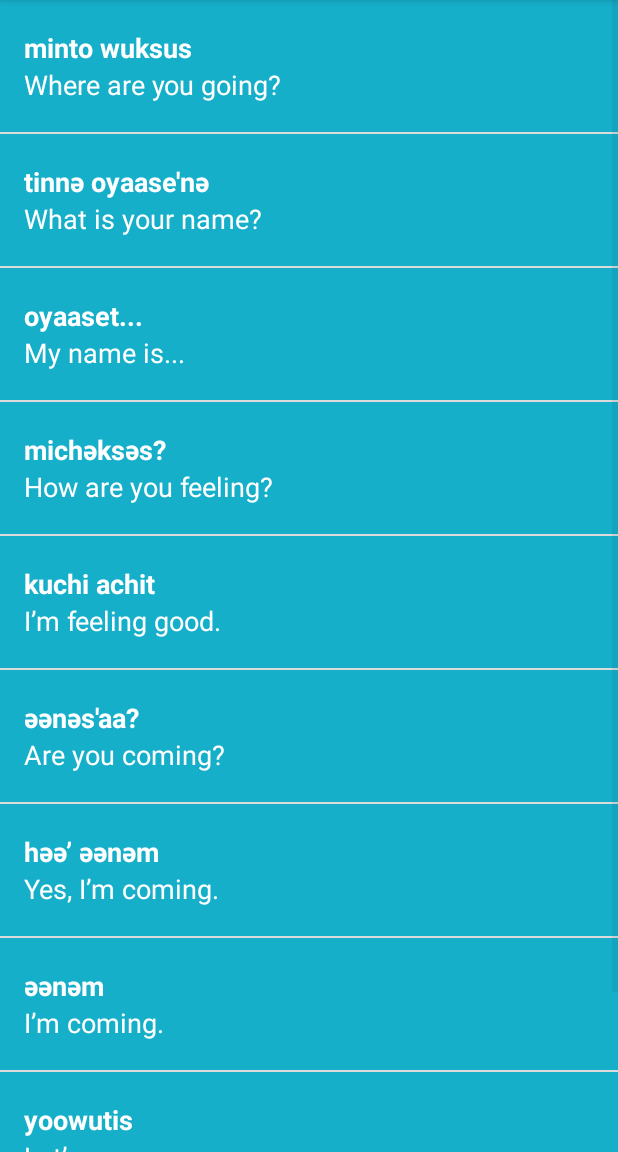
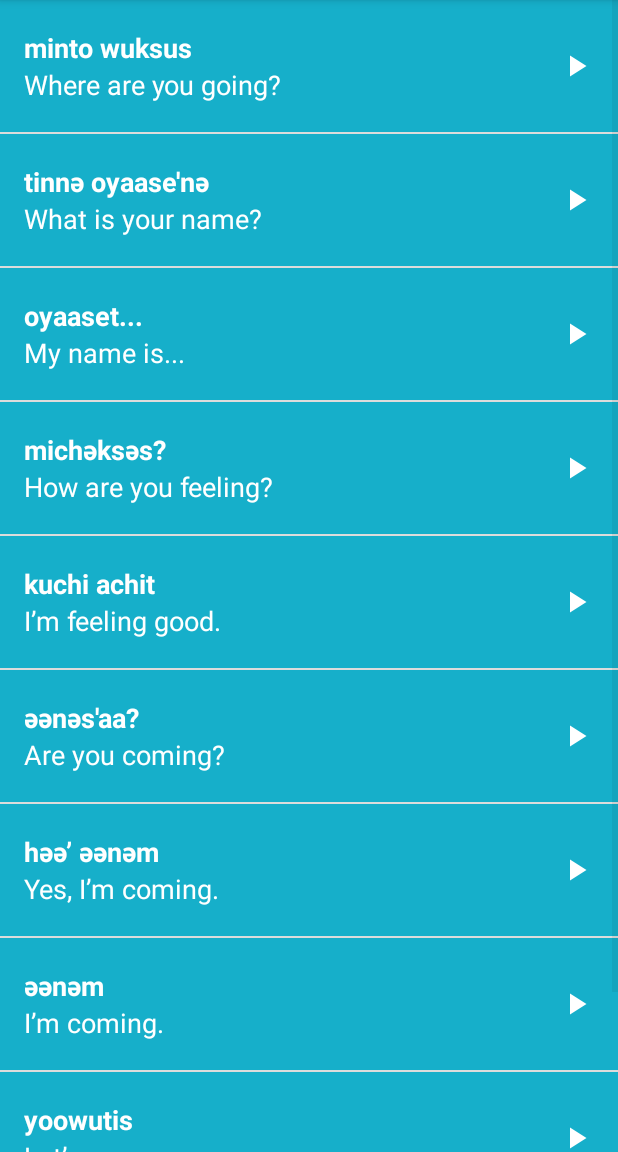
Before and after one commit to tachagon/Miwok, an Android app: the PhrasesActivity screen opened directly, with no data from a screen before it, on a phone screen of 412 x 824 dp, the part 84-1236 px from its top. Run offline under Robolectric (Android 15) with nearby library versions, the phone set to English and light mode, and no system bars.

Commit message:
Add Audio Icon to List Item Layout

```diff
--- a/app/src/main/java/com/example/android/miwok/WordAdapter.java
+++ b/app/src/main/java/com/example/android/miwok/WordAdapter.java
@@ -85,10 +85,10 @@ public class WordAdapter extends ArrayAdapter<Word> {
             wordImageView.setVisibility(View.GONE);
         }
 
-        // Find the View in the list_item.xml layout with the ID text_container
-        View textContainer = listItemView.findViewById(R.id.text_container);
-        // Set the background color of the text container view
-        textContainer.setBackgroundResource(this.colorResourceID);
+        // Find the View in the list_item.xml layout with the ID list_item
+        View listItem = listItemView.findViewById(R.id.list_item);
+        // Set the background color of the list item view
+        listItem.setBackgroundResource(this.colorResourceID);
 
         // Return the whole list item layout (containing 2 TextViews)
         // so that it can be shown in the ListView
--- a/app/src/main/res/layout/list_item.xml
+++ b/app/src/main/res/layout/list_item.xml
@@ -1,5 +1,6 @@
 <?xml version="1.0" encoding="utf-8"?>
 <LinearLayout xmlns:android="http://schemas.android.com/apk/res/android"
+    android:id="@+id/list_item"
     android:layout_width="match_parent"
     android:layout_height="wrap_content"
     android:minHeight="@dimen/list_item_height"
@@ -17,9 +18,9 @@
         android:id="@+id/text_container"
         android:layout_width="0dp"
         android:layout_height="match_parent"
-        android:paddingLeft="16dp"
         android:layout_weight="1"
-        android:orientation="vertical">
+        android:orientation="vertical"
+        android:paddingLeft="16dp">
 
         <TextView
             android:id="@+id/miwok_text_view"
@@ -43,4 +44,12 @@
             android:textColor="@android:color/white" />
 
     </LinearLayout>
+
+    <ImageView
+        android:layout_width="24dp"
+        android:layout_height="24dp"
+        android:layout_gravity="center_vertical"
+        android:layout_marginRight="16dp"
+        android:src="@drawable/ic_play_arrow_white_24dp" />
+
 </LinearLayout>
```
Also changed, not shown: app/src/main/res/drawable-hdpi/ic_play_arrow_white_24dp.png (added), app/src/main/res/drawable-mdpi/ic_play_arrow_white_24dp.png (added), app/src/main/res/drawable-xhdpi/ic_play_arrow_white_24dp.png (added), app/src/main/res/drawable-xxhdpi/ic_play_arrow_white_24dp.png (added), app/src/main/res/drawable-xxxhdpi/ic_play_arrow_white_24dp.png (added).
